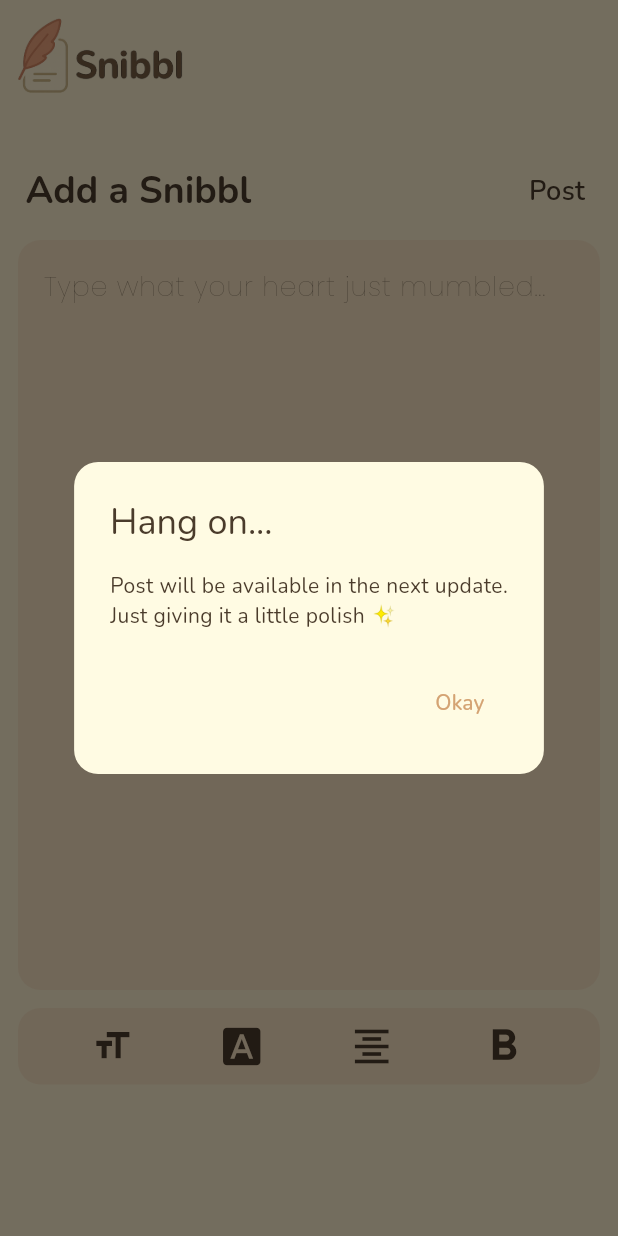
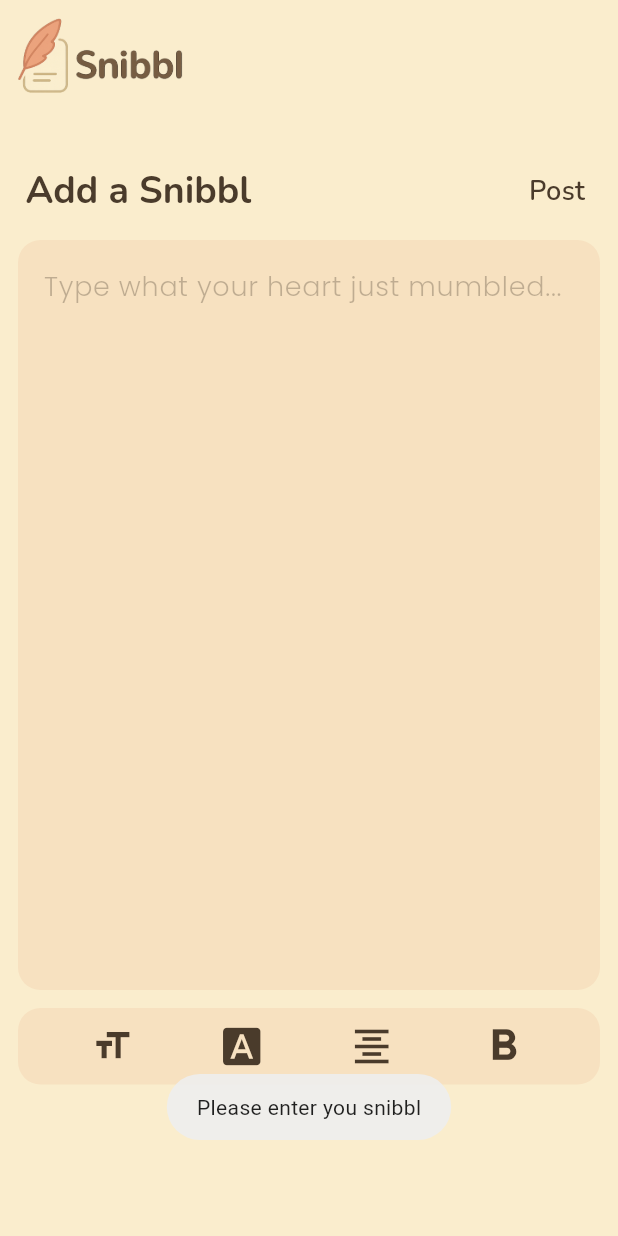
Before and after one commit to gaara40/snibbl, a Flutter app: the AddSnibblScreen screen opened directly, after a tap on "Post", on a phone screen of 412 x 824 dp. Run offline on Flutter 3.47's test engine with Material 3 defaults, Android fonts, the phone set to English and light mode, and no system bars; our stand-ins replace cloud_firestore, firebase_auth, firebase_core, flutter_riverpod, fluttertoast, google_fonts and 2 more; accounts and stored records are empty.

Commit message:
Made changes to login and signup flow, fixed google sign in navigation, updated post uploadation process

```diff
--- a/lib/helpers/font_style_picker.dart
+++ b/lib/helpers/font_style_picker.dart
@@ -39,6 +39,7 @@ Future<String?> showFontStylePicker(
         builder: (ctx, setSheet) {
           return Padding(
             padding: EdgeInsets.fromLTRB(15, 30, 15, 15),
+            child: SingleChildScrollView(
               child: Column(
                 mainAxisSize: MainAxisSize.min,
                 children: [
@@ -105,6 +106,7 @@ Future<String?> showFontStylePicker(
                   ),
                 ],
               ),
+            ),
           );
         },
       );
--- a/lib/screens/add_snibbl_screen.dart
+++ b/lib/screens/add_snibbl_screen.dart
@@ -1,26 +1,108 @@
 import 'dart:math';
 
+import 'package:cloud_firestore/cloud_firestore.dart';
+import 'package:firebase_auth/firebase_auth.dart';
 import 'package:flutter/material.dart';
+import 'package:flutter_riverpod/flutter_riverpod.dart';
+import 'package:fluttertoast/fluttertoast.dart';
 import 'package:google_fonts/google_fonts.dart';
 import 'package:storygram/constants/assets.dart';
 import 'package:storygram/helpers/alignment_picker.dart';
 import 'package:storygram/helpers/font_style_picker.dart';
 import 'package:storygram/helpers/snibbl_hints.dart';
 import 'package:storygram/helpers/font_size_picker.dart';
+import 'package:storygram/main.dart';
+import 'package:storygram/services/upload_post_service.dart';
 import 'package:storygram/themes/app_theme.dart';
 
-class AddSnibblScreen extends StatefulWidget {
+class AddSnibblScreen extends ConsumerStatefulWidget {
   const AddSnibblScreen({super.key});
 
   @override
-  State<AddSnibblScreen> createState() => _AddSnibblScreenState();
+  ConsumerState<AddSnibblScreen> createState() => _AddSnibblScreenState();
 }
 
-class _AddSnibblScreenState extends State<AddSnibblScreen> {
+class _AddSnibblScreenState extends ConsumerState<AddSnibblScreen> {
   double currentFontSize = 18;
   String currentFontStyle = 'Poppins';
   TextAlign currentTextAlignment = TextAlign.left;
   bool isBold = false;
+  late String username;
+
+  final _postTextontroller = TextEditingController();
+
+  @override
+  void dispose() {
+    _postTextontroller.dispose();
+    super.dispose();
+  }
+
+  final _firebaseAuth = FirebaseAuth.instance;
+
+  Future<void> onPost() async {
+    final user = _firebaseAuth.currentUser;
+
+    final postText = _postTextontroller.text.trim();
+
+    //validate text
+    if (postText.isEmpty) {
+      Fluttertoast.showToast(
+        msg: 'Please enter you snibbl',
+        toastLength: Toast.LENGTH_SHORT,
+      );
+      return;
+    } else if (postText.length < 15) {
+      Fluttertoast.showToast(
+        msg: 'A Snibbl should contain atleast 15 characters',
+      );
+      return;
+    } else if (postText.length > 1000) {
+      Fluttertoast.showToast(msg: 'A Snibble shoul not exceed 1000 characters');
+      return;
+    }
+
+    if (user == null) return;
+
+    if (user.isAnonymous) {
+      username = user.displayName.toString();
+    } else {
+      final userDoc =
+          await FirebaseFirestore.instance
+              .collection('users')
+              .doc(user.uid)
+              .get();
+
+      if (userDoc.exists) {
+        username = userDoc.data()?['username'] ?? 'undefined';
+      } else {
+        username = user.displayName ?? 'undefined_user';
+      }
+    }
+
+    try {
+      await UploadPostService().uploadPost(
+        userId: user.uid,
+        email: user.email ?? '',
+        username: username,
+        fontSize: currentFontSize,
+        fontStyle: currentFontStyle,
+        textAlignment: currentTextAlignment,
+        isBold: isBold,
+        text: postText,
+      );
+
+      if (!mounted) return;
+
+      Fluttertoast.showToast(msg: 'Post uploaded successfully');
+      navigatorKey.currentState!.pushNamedAndRemoveUntil(
+        '/mainScreen',
+        (route) => false,
+      );
+    } catch (e) {
+      if (!mounted) return;
+      Fluttertoast.showToast(msg: 'Error uploading post: $e');
+    }
+  }
 
   @override
   Widget build(BuildContext context) {
@@ -60,29 +142,7 @@ class _AddSnibblScreenState extends State<AddSnibblScreen> {
                           ),
                           GestureDetector(
                             onTap: () {
-                              showDialog(
-                                context: context,
-                                builder: (ctx) {
-                                  return AlertDialog(
-                                    shape: RoundedRectangleBorder(
-                                      borderRadius: BorderRadius.all(
-                                        Radius.circular(16),
-                                      ),
-                                    ),
-                                    title: Text('Hang on...'),
-                                    content: const Text(
-                                      'Post will be available in the next update.\n'
-                                      'Just giving it a little polish ✨',
-                                    ),
-                                    actions: [
-                                      TextButton(
-                                        onPressed: () => Navigator.pop(ctx),
-                                        child: const Text('Okay'),
-                                      ),
-                                    ],
-                                  );
-                                },
-                              );
+                              onPost();
                             },
                             child: Text(
                               'Post',
@@ -99,7 +159,6 @@ class _AddSnibblScreenState extends State<AddSnibblScreen> {
 
                   SizedBox(height: 8),
 
-                  //textfield
                   SingleChildScrollView(
                     child: Column(
                       children: [
@@ -113,7 +172,10 @@ class _AddSnibblScreenState extends State<AddSnibblScreen> {
                           ),
                           child: Padding(
                             padding: const EdgeInsets.all(5),
+
+                            //TEXTFIELD
                             child: TextField(
+                              controller: _postTextontroller,
                               autocorrect: true,
                               maxLines: null,
                               textAlign: currentTextAlignment,
@@ -128,10 +190,15 @@ class _AddSnibblScreenState extends State<AddSnibblScreen> {
                                     snibblHints[Random().nextInt(
                                       snibblHints.length,
                                     )],
-                                hintStyle: TextStyle(
+                                hintStyle: GoogleFonts.getFont(
+                                  currentFontStyle,
                                   color: AppTheme.onSecondaryColor.withValues(
-                                    alpha: 0.6,
+                                    alpha: 0.3,
                                   ),
+                                  fontWeight:
+                                      isBold
+                                          ? FontWeight.w300
+                                          : FontWeight.w300,
                                 ),
                                 contentPadding: EdgeInsets.all(12),
                               ),
@@ -139,7 +206,8 @@ class _AddSnibblScreenState extends State<AddSnibblScreen> {
                                 currentFontStyle,
                                 fontSize: currentFontSize,
                                 fontWeight:
-                                    isBold ? FontWeight.bold : FontWeight.w100,
+                                    isBold ? FontWeight.bold : FontWeight.w300,
+                                color: AppTheme.onSecondaryColor,
                               ),
                             ),
                           ),
--- a/pubspec.yaml
+++ b/pubspec.yaml
@@ -42,6 +42,7 @@ dependencies:
   fluttertoast: ^8.2.12
   google_sign_in: ^6.3.0
   persistent_bottom_nav_bar: ^6.2.1
+  cloud_firestore: ^5.6.12
 
 dev_dependencies:
   flutter_test:
```
Also changed, not shown: lib/screens/forgot_pwd_screen.dart (+6 -12 lines), lib/screens/login_screen.dart (+17 -2 lines), lib/screens/signup_screen.dart (+31 -93 lines), lib/services/auth_services.dart (+51 -12 lines), lib/services/upload_post_service.dart (added, +37 -0 lines), lib/widgets/username_text_field.dart (added, +45 -0 lines), pubspec.lock, 3 other files. Lines whose indentation alone changed are shown as unchanged.
